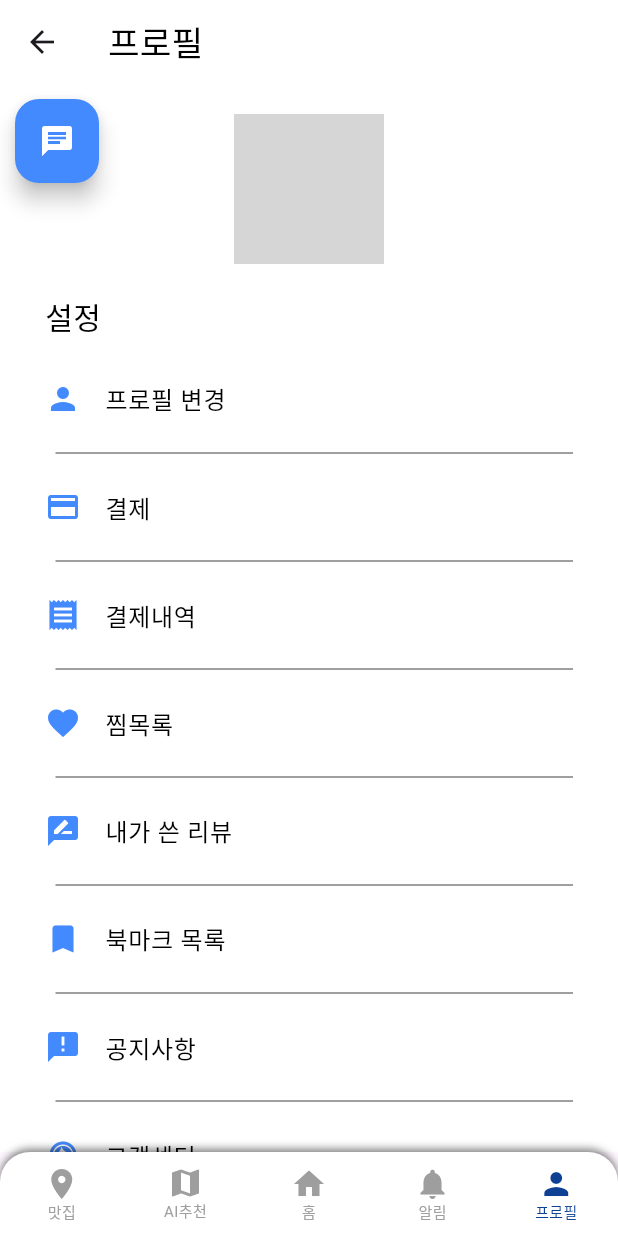
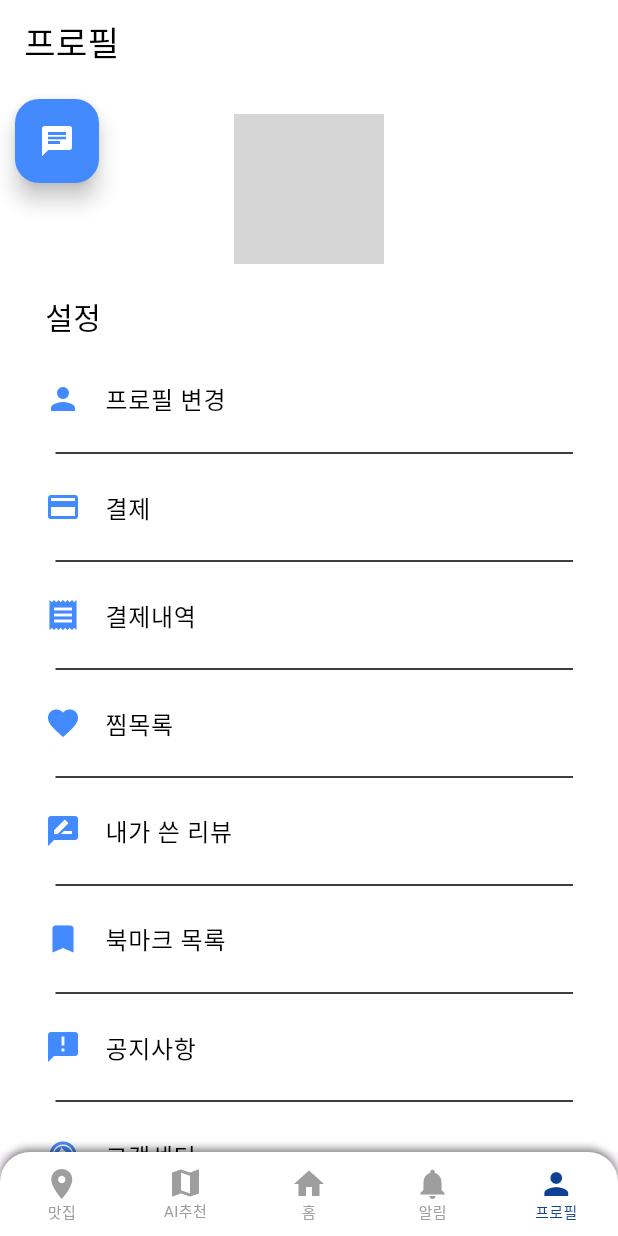
Before and after one commit to MYBUSANLog/my_busan_log_app, a Flutter app: the ProfileScreen screen opened by its route, on a phone screen of 412 x 824 dp. Run offline on Flutter 3.47's test engine with Material 3 defaults, Android fonts, the phone set to English and light mode, and no system bars; our stand-ins replace carousel_slider, image_picker; missing offline and left inert: flutter_naver_map; network calls fail; Roboto replaces fonts that are missing (NotoSansKR); grey boxes are pictures that could not be loaded.

Commit message:
receipt.dart update
결제리스트 및 프로필 디바이드선 크기 및 뒤로가기 버튼 수정

```diff
--- /dev/null
+++ b/devtools_options.yaml
@@ -0,0 +1,3 @@
+description: This file stores settings for Dart & Flutter DevTools.
+documentation: https://docs.flutter.dev/tools/devtools/extensions#configure-extension-enablement-states
+extensions:
--- a/lib/screen/profile.dart
+++ b/lib/screen/profile.dart
@@ -37,6 +37,7 @@ class _ProfileScreenState extends State<ProfileScreen> {
   Widget build(BuildContext context) {
     return Scaffold(
       appBar: AppBar(
+        automaticallyImplyLeading: false, // 뒤로가기 버튼 제거
         title: Text(
           '프로필',
           style: TextStyle(
@@ -48,19 +49,19 @@ class _ProfileScreenState extends State<ProfileScreen> {
         ),
         backgroundColor: Colors.white,
         elevation: 0,
+        scrolledUnderElevation: 0, // 스크롤 시 AppBar 색상 변경 방지
       ),
       body: Stack(
         children: [
           SingleChildScrollView( // SingleChildScrollView 설정(나현)
             child: ConstrainedBox(
-              constraints: BoxConstraints(
+              constraints: BoxConstraints( // SingleChildScrollView 설정(나현)
                 minHeight: MediaQuery.of(context).size.height, // 최소 높이 설정(나현)
               ),
               child: IntrinsicHeight(
                 child: Container(
                   color: Colors.white,
                   width: double.infinity,
-                  height: double.infinity,
                   padding: EdgeInsets.symmetric(horizontal: 30),
                   child: Column(
                     children: [
@@ -97,7 +98,6 @@ class _ProfileScreenState extends State<ProfileScreen> {
                         ),
                       ),
                       SizedBox(height: 13), // 아래로 패딩 추가
-                      // Divider(color: Colors.grey), 설정 라인 회색 줄
                       ListTile(
                         contentPadding: EdgeInsets.symmetric(horizontal: 0), // 여기서 패딩을 설정합니다.
                         leading: Icon(Icons.person, color: Colors.blueAccent),
@@ -113,7 +113,7 @@ class _ProfileScreenState extends State<ProfileScreen> {
                           Navigator.pushNamed(context, '/profile_alter');
                         },
                       ),
-                      Divider(color: Colors.black, thickness: 0.5, indent: 7), // 여기서 시작 위치를 설정합니다.
+                      Divider(color: Colors.black, thickness: 1.0, indent: 7), // 여기서 시작 위치를 설정합니다.
                       ListTile(
                         contentPadding: EdgeInsets.symmetric(horizontal: 0),
                         leading: Icon(Icons.payment, color: Colors.blueAccent),
@@ -129,7 +129,7 @@ class _ProfileScreenState extends State<ProfileScreen> {
                           Navigator.pushNamed(context, '/pay');
                         },
                       ),
-                      Divider(color: Colors.black, thickness: 0.5, indent: 7),
+                      Divider(color: Colors.black, thickness: 1.0, indent: 7),
                       ListTile(
                         contentPadding: EdgeInsets.symmetric(horizontal: 0),
                         leading: Icon(Icons.receipt, color: Colors.blueAccent),
@@ -145,7 +145,7 @@ class _ProfileScreenState extends State<ProfileScreen> {
                           Navigator.pushNamed(context, '/receipt');
                         },
                       ),
-                      Divider(color: Colors.black, thickness: 0.5, indent: 7),
+                      Divider(color: Colors.black, thickness: 1.0, indent: 7),
                       ListTile(
                         contentPadding: EdgeInsets.symmetric(horizontal: 0),
                         leading: Icon(Icons.favorite, color: Colors.blueAccent),
@@ -161,7 +161,7 @@ class _ProfileScreenState extends State<ProfileScreen> {
                           // 찜목록 화면으로 이동
                         },
                       ),
-                      Divider(color: Colors.black, thickness: 0.5, indent: 7),
+                      Divider(color: Colors.black, thickness: 1.0, indent: 7),
                       ListTile(
                         contentPadding: EdgeInsets.symmetric(horizontal: 0),
                         leading: Icon(Icons.rate_review, color: Colors.blueAccent),
@@ -177,7 +177,7 @@ class _ProfileScreenState extends State<ProfileScreen> {
                           // 내가 쓴 리뷰 화면으로 이동
                         },
                       ),
-                      Divider(color: Colors.black, thickness: 0.5, indent: 7),
+                      Divider(color: Colors.black, thickness: 1.0, indent: 7),
                       ListTile(
                         contentPadding: EdgeInsets.symmetric(horizontal: 0),
                         leading: Icon(Icons.bookmark, color: Colors.blueAccent),
@@ -193,7 +193,7 @@ class _ProfileScreenState extends State<ProfileScreen> {
                           // 북마크 목록 화면으로 이동
                         },
                       ),
-                      Divider(color: Colors.black, thickness: 0.5, indent: 7),
+                      Divider(color: Colors.black, thickness: 1.0, indent: 7),
                       ListTile(
                         contentPadding: EdgeInsets.symmetric(horizontal: 0),
                         leading: Icon(Icons.announcement, color: Colors.blueAccent),
@@ -209,7 +209,7 @@ class _ProfileScreenState extends State<ProfileScreen> {
                           // 공지사항 화면으로 이동
                         },
                       ),
-                      Divider(color: Colors.black, thickness: 0.5, indent: 7),
+                      Divider(color: Colors.black, thickness: 1.0, indent: 7),
                       ListTile(
                         contentPadding: EdgeInsets.symmetric(horizontal: 0),
                         leading: Icon(Icons.support_agent, color: Colors.blueAccent),
@@ -225,7 +225,7 @@ class _ProfileScreenState extends State<ProfileScreen> {
                           // 고객센터 화면으로 이동
                         },
                       ),
-                      Divider(color: Colors.black, thickness: 0.5, indent: 7),
+                      Divider(color: Colors.black, thickness: 1.0, indent: 7),
                       ListTile(
                         contentPadding: EdgeInsets.symmetric(horizontal: 0),
                         leading: Icon(Icons.settings, color: Colors.blueAccent),
@@ -241,7 +241,7 @@ class _ProfileScreenState extends State<ProfileScreen> {
                           // 환경 설정 화면으로 이동
                         },
                       ),
-                      Divider(color: Colors.black, thickness: 0.5, indent: 7),
+                      Divider(color: Colors.black, thickness: 1.0, indent: 7),
                     ],
                   ),
                 ),
--- a/pubspec.yaml
+++ b/pubspec.yaml
@@ -43,7 +43,7 @@ dependencies:
   image_picker: ^0.8.4+8  # image_picker 패키지 영욱 추가
 #  bootpay_api: 3.1.33 #결제 영욱 추가
   flutter_naver_map: ^1.0.0
-
+  intl: ^0.17.0 #추가
 dev_dependencies:
   flutter_test:
     sdk: flutter
```
Also changed, not shown: lib/model/receipt_model.dart (+17 -1 lines), lib/screen/receipt.dart (+168 -9 lines), assets/images/trip1.webp (renamed from assets/images/logo.webp), pubspec.lock.
